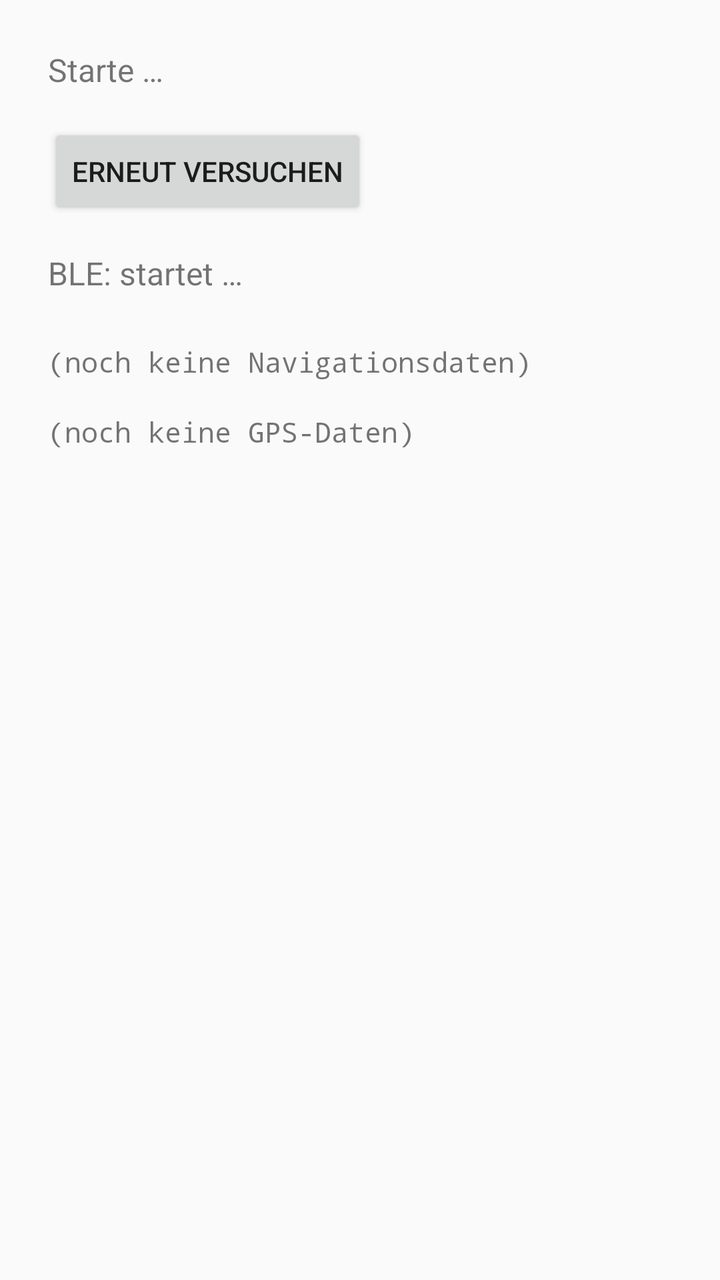
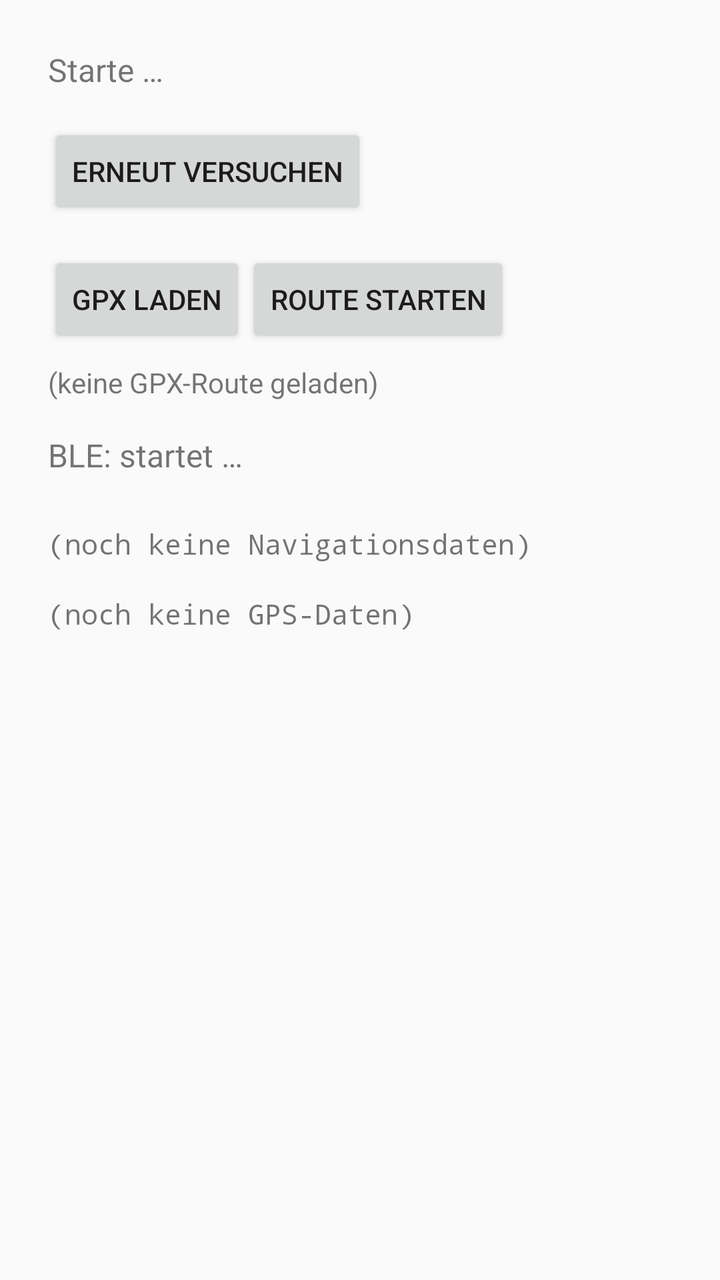

Compare the two renders of this Android layout. The source of the first and the diff that turns it into the second are given below.
<!-- AndroidManifest.xml: application theme Theme.AppCompat.DayNight -->
<!-- res/layout/activity_main.xml -->
<?xml version="1.0" encoding="utf-8"?>
<LinearLayout xmlns:android="http://schemas.android.com/apk/res/android"
    android:layout_width="match_parent"
    android:layout_height="match_parent"
    android:orientation="vertical"
    android:padding="24dp">

    <TextView
        android:id="@+id/statusView"
        android:layout_width="match_parent"
        android:layout_height="wrap_content"
        android:text="@string/status_initial"
        android:textSize="16sp"
        android:paddingBottom="16dp" />

    <Button
        android:id="@+id/retryButton"
        android:layout_width="wrap_content"
        android:layout_height="wrap_content"
        android:text="@string/retry_button" />

    <TextView
        android:id="@+id/bleStatusView"
        android:layout_width="match_parent"
        android:layout_height="wrap_content"
        android:paddingTop="16dp"
        android:textSize="16sp"
        android:text="@string/ble_status_initial" />

    <TextView
        android:id="@+id/navStateView"
        android:layout_width="match_parent"
        android:layout_height="wrap_content"
        android:paddingTop="24dp"
        android:textSize="14sp"
        android:fontFamily="monospace"
        android:text="@string/navstate_initial" />

    <TextView
        android:id="@+id/positionStateView"
        android:layout_width="match_parent"
        android:layout_height="wrap_content"
        android:paddingTop="16dp"
        android:textSize="14sp"
        android:fontFamily="monospace"
        android:text="@string/position_initial" />

</LinearLayout>
<!-- resources referenced by this layout -->
<resources>
  <string name="ble_status_initial">BLE: startet …</string>
  <string name="navstate_initial">(noch keine Navigationsdaten)</string>
  <string name="position_initial">(noch keine GPS-Daten)</string>
  <string name="retry_button">Erneut versuchen</string>
  <string name="status_initial">Starte …</string>
</resources>

<!-- the commit's change to res/layout/activity_main.xml (unified diff, before → after) -->
@@ -18,6 +18,33 @@
         android:layout_width="wrap_content"
         android:layout_height="wrap_content"
         android:text="@string/retry_button" />
+
+    <LinearLayout
+        android:layout_width="match_parent"
+        android:layout_height="wrap_content"
+        android:orientation="horizontal"
+        android:paddingTop="16dp">
+
+        <Button
+            android:id="@+id/loadGpxButton"
+            android:layout_width="wrap_content"
+            android:layout_height="wrap_content"
+            android:text="@string/gpx_load_button" />
+
+        <Button
+            android:id="@+id/routeToggleButton"
+            android:layout_width="wrap_content"
+            android:layout_height="wrap_content"
+            android:text="@string/route_start" />
+    </LinearLayout>
+
+    <TextView
+        android:id="@+id/routeInfoView"
+        android:layout_width="match_parent"
+        android:layout_height="wrap_content"
+        android:paddingTop="8dp"
+        android:textSize="14sp"
+        android:text="@string/route_none" />
 
     <TextView
         android:id="@+id/bleStatusView"
<!-- resource entries referenced after the edit -->
@@ -1,9 +1,12 @@
 <!-- resources referenced by this layout -->
 <resources>
   <string name="ble_status_initial">BLE: startet …</string>
+  <string name="gpx_load_button">GPX laden</string>
   <string name="navstate_initial">(noch keine Navigationsdaten)</string>
   <string name="position_initial">(noch keine GPS-Daten)</string>
   <string name="retry_button">Erneut versuchen</string>
+  <string name="route_none">(keine GPX-Route geladen)</string>
+  <string name="route_start">Route starten</string>
   <string name="status_initial">Starte …</string>
 </resources>
 
